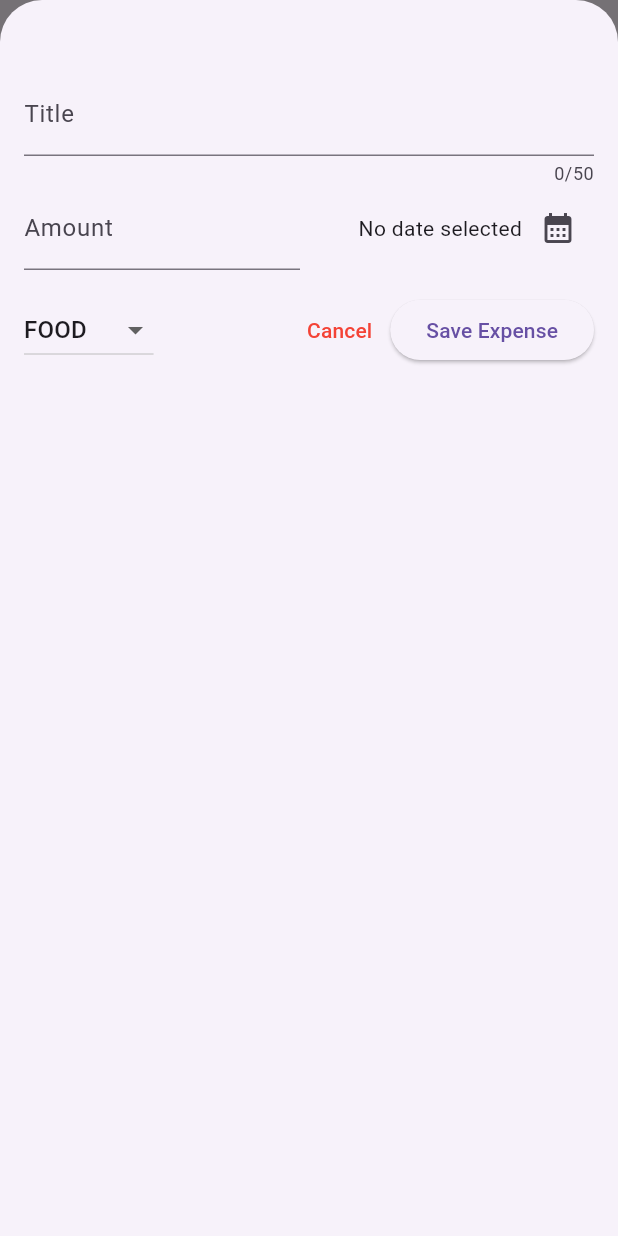
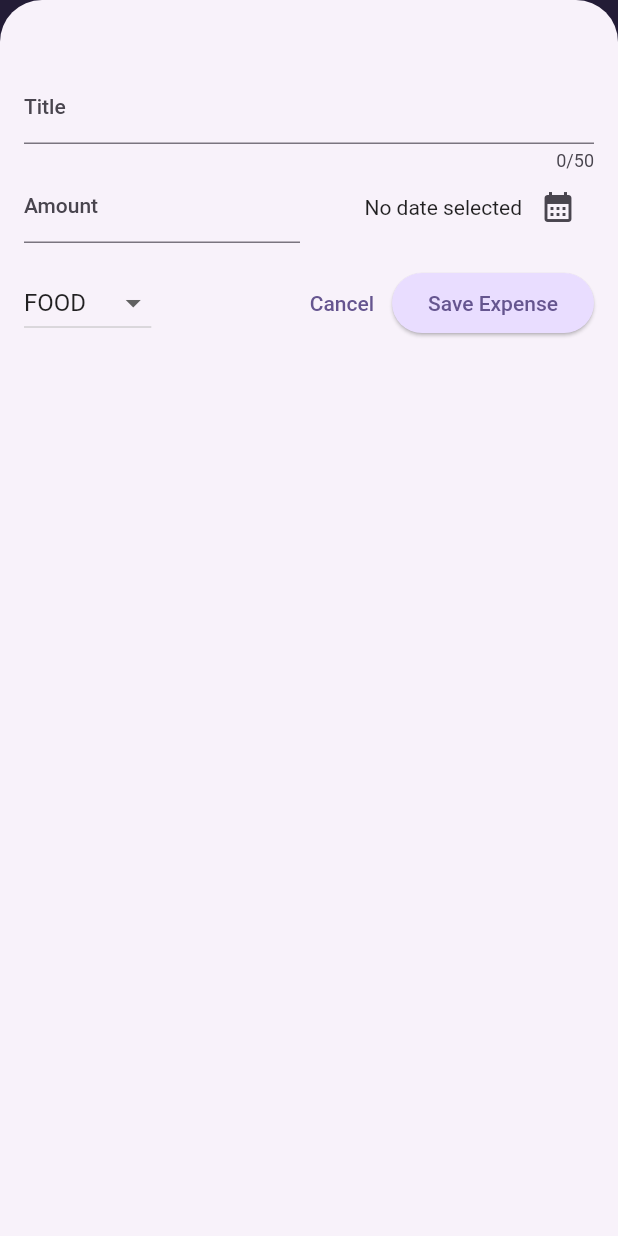
Before and after one commit to phammaidung/ExpensesTracker, a Flutter app: the screen it shows after launch, after a tap on the "add" icon, on a phone screen of 412 x 824 dp. Run offline on Flutter 3.47's test engine with Material 2 defaults, Android fonts, the phone set to English and light mode, and no system bars.

Commit message:
set up theme and dark mode

```diff
--- a/lib/main.dart
+++ b/lib/main.dart
@@ -2,7 +2,57 @@ import 'package:flutter/material.dart';
 
 import 'package:expense_tracker/widgets/expenses.dart';
 
+var kColorScheme =
+    ColorScheme.fromSeed(seedColor: const Color.fromARGB(255, 96, 59, 181));
+var kdarkColorScheme =
+    ColorScheme.fromSeed(seedColor: const Color.fromARGB(255, 5, 99, 125));
+
 void main() {
   runApp(MaterialApp(
-      theme: ThemeData(useMaterial3: true), home: const Expenses()));
+      darkTheme: ThemeData.dark().copyWith(
+        brightness: Brightness.dark,
+        useMaterial3: true,
+        colorScheme: kdarkColorScheme,
+        appBarTheme: const AppBarTheme().copyWith(
+            backgroundColor: kdarkColorScheme.onPrimaryContainer,
+            foregroundColor: kdarkColorScheme.primaryContainer),
+        cardTheme: const CardTheme().copyWith(
+            color: kdarkColorScheme.secondaryContainer,
+            margin: const EdgeInsets.symmetric(
+              horizontal: 16,
+              vertical: 8,
+            )),
+        elevatedButtonTheme: ElevatedButtonThemeData(
+            style: ElevatedButton.styleFrom(
+          backgroundColor: kdarkColorScheme.primaryContainer,
+          foregroundColor: kdarkColorScheme.onPrimaryContainer,
+        )),
+      ),
+      theme: ThemeData().copyWith(
+        useMaterial3: true,
+        colorScheme: kColorScheme,
+        appBarTheme: const AppBarTheme().copyWith(
+            backgroundColor: kColorScheme.onPrimaryContainer,
+            foregroundColor: kColorScheme.primaryContainer),
+        cardTheme: const CardTheme().copyWith(
+            color: kColorScheme.secondaryContainer,
+            margin: const EdgeInsets.symmetric(
+              horizontal: 16,
+              vertical: 8,
+            )),
+        elevatedButtonTheme: ElevatedButtonThemeData(
+            style: ElevatedButton.styleFrom(
+          backgroundColor: kColorScheme.primaryContainer,
+        )),
+        textTheme: ThemeData().textTheme.copyWith(
+              titleLarge: TextStyle(
+                fontWeight: FontWeight.bold,
+                color: kColorScheme.onSecondaryContainer,
+                fontSize: 16,
+              ),
+            ),
+        //scaffoldBackgroundColor: Color.fromARGB(255, 250, 189, 252)
+      ),
+      themeMode: ThemeMode.system,
+      home: const Expenses()));
 }
--- a/lib/widgets/expenses.dart
+++ b/lib/widgets/expenses.dart
@@ -42,13 +42,38 @@ class _ExpensesState extends State<Expenses> {
   }
 
   void _removeExpense(Expense expense) {
+    final expenseIndex = _registeredExpenses.indexOf(expense);
     setState(() {
       _registeredExpenses.remove(expense);
     });
+    ScaffoldMessenger.of(context).clearSnackBars();
+    ScaffoldMessenger.of(context).showSnackBar(
+      SnackBar(
+          duration: const Duration(seconds: 5),
+          content: const Text('Expense deleted.'),
+          action: SnackBarAction(
+            label: 'Undo',
+            onPressed: () {
+              setState(() {
+                _registeredExpenses.insert(expenseIndex, expense);
+              });
+            },
+          )),
+    );
   }
 
   @override
   Widget build(BuildContext context) {
+    Widget mainContent = const Center(
+      child: Text('No expenses found. Start adding some!'),
+    );
+
+    if (_registeredExpenses.isNotEmpty) {
+      mainContent = ExpensesList(
+        expenses: _registeredExpenses,
+        onRemoveExpense: _removeExpense,
+      );
+    }
     return Scaffold(
         appBar: AppBar(title: const Text('Flutter Expense Tracker'), actions: [
           IconButton(
@@ -57,11 +82,7 @@ class _ExpensesState extends State<Expenses> {
         body: Column(
           children: [
             const Text('The chart'),
-            Expanded(
-                child: ExpensesList(
-              expenses: _registeredExpenses,
-              onRemoveExpense: _removeExpense,
-            )),
+            Expanded(child: mainContent),
           ],
         ));
   }
--- a/lib/widgets/expenses_list/expense_item.dart
+++ b/lib/widgets/expenses_list/expense_item.dart
@@ -11,8 +11,8 @@ class ExpenseItem extends StatelessWidget {
     return Card(
         child: Padding(
       padding: const EdgeInsets.symmetric(horizontal: 20, vertical: 16),
-      child: Column(children: [
-        Text(expense.title),
+      child: Column(crossAxisAlignment: CrossAxisAlignment.start, children: [
+        Text(expense.title, style: Theme.of(context).textTheme.titleLarge),
         const SizedBox(height: 4),
         Row(
           children: [
--- a/lib/widgets/expenses_list/expenses_list.dart
+++ b/lib/widgets/expenses_list/expenses_list.dart
@@ -22,6 +22,11 @@ class ExpensesList extends StatelessWidget {
             onDismissed: (direction) {
               onRemoveExpense(expenses[index]);
             },
+            background: Container(
+              color: Theme.of(context).colorScheme.error.withOpacity(0.75),
+              margin: EdgeInsets.symmetric(
+                  horizontal: Theme.of(context).cardTheme.margin!.horizontal),
+            ),
             child: ExpenseItem(expenses[index])));
   }
 }
--- a/lib/widgets/new_expense.dart
+++ b/lib/widgets/new_expense.dart
@@ -139,7 +139,7 @@ class _NewExpenseState extends State<NewExpense> {
                 onPressed: () {
                   Navigator.pop(context);
                 },
-                style: TextButton.styleFrom(foregroundColor: Colors.red),
+                //style: TextButton.styleFrom(foregroundColor: Colors.red),
                 child: const Text('Cancel'),
               ),
               ElevatedButton(
```
Also changed, not shown: lib/models/expense.dart (+20 -0 lines).
